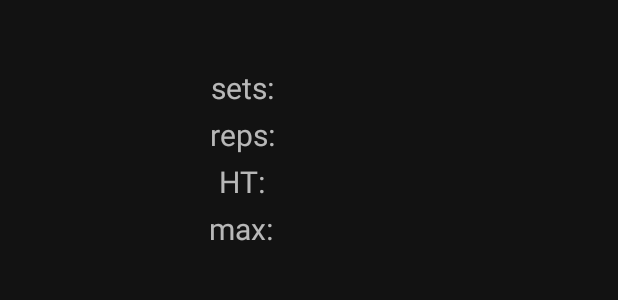
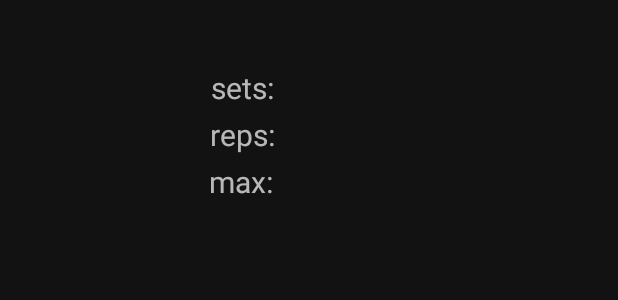
Before and after one commit to DucLongHoang/KIV-MBKZ, an Android app: the layout layout_current_exercise.xml on its own in the app's theme, with its tools: preview values and no code run, on a phone screen of 412 x 824 dp. Shown: the top 300 px of the screen. Run offline under Robolectric (Android 15) with nearby library versions, the phone set to English and light mode, and no system bars.

Commit message:
removed hypertrophy from training + new app icon!!!

```diff
--- a/app/src/main/AndroidManifest.xml
+++ b/app/src/main/AndroidManifest.xml
@@ -6,9 +6,9 @@
 
     <application
         android:allowBackup="true"
-        android:icon="@mipmap/ic_launcher"
+        android:icon="@mipmap/ic_my_icon"
         android:label="@string/app_name"
-        android:roundIcon="@mipmap/ic_launcher_round"
+        android:roundIcon="@mipmap/ic_my_icon_round"
         android:supportsRtl="true"
         android:theme="@style/Theme.FitnessAppTabbed">
         <activity
--- a/app/src/main/java/com/example/fitnessapptabbed/ui/main/middle/TrainingProgressHandler.java
+++ b/app/src/main/java/com/example/fitnessapptabbed/ui/main/middle/TrainingProgressHandler.java
@@ -20,7 +20,6 @@ import java.util.List;
  */
 public class TrainingProgressHandler {
     // Constants
-    private static final double HYPER_TROPHY = 0.8;
     private static final int SET_VIB_DURATION = 100;
     private static final int EX_VIB_DURATION = 400;
 
@@ -37,7 +36,7 @@ public class TrainingProgressHandler {
 
     // View objects
     private final ImageButton ibNext, ibBack;
-    private final TextView tvCurrEx, tvSets, tvReps, tvKgs, tvRecord;
+    private final TextView tvCurrEx, tvSets, tvReps, tvRecord;
 
     /**
      * Constructor for TrainingProgressHandler
@@ -61,7 +60,6 @@ public class TrainingProgressHandler {
         tvCurrEx = fragment.requireActivity().findViewById(R.id.textViewCurrEx);
         tvSets = fragment.requireActivity().findViewById(R.id.textViewSetCounter);
         tvReps = fragment.requireActivity().findViewById(R.id.textViewRepCounter);
-        tvKgs = fragment.requireActivity().findViewById(R.id.textViewIdealWeight);
         tvRecord = fragment.requireActivity().findViewById(R.id.textViewRecord);
 
         EditText editTextKg = fragment.requireActivity().findViewById(R.id.editTextInputWeight);
@@ -158,7 +156,6 @@ public class TrainingProgressHandler {
         tvCurrEx.setText(currExercise.getName().toUpperCase());
         tvSets.setText(setCounter + "/" + currExercise.getSets());
         tvReps.setText("" + currExercise.getReps());
-        tvKgs.setText(round(currRecord * HYPER_TROPHY) + " kg");
         tvRecord.setText(currRecord + " kg");
     }
 
--- a/app/src/main/res/layout/layout_current_exercise.xml
+++ b/app/src/main/res/layout/layout_current_exercise.xml
@@ -87,32 +87,6 @@
             <TextView
                 android:layout_width="wrap_content"
                 android:layout_height="wrap_content"
-                android:gravity="center"
-                android:layout_weight="1"
-                android:text="@string/hyper_trophy"
-                android:textSize="20sp"/>
-
-            <TextView
-                android:id="@+id/textViewIdealWeight"
-                android:layout_width="wrap_content"
-                android:layout_height="wrap_content"
-                android:gravity="center"
-                android:layout_weight="1"
-                android:textSize="20sp"/>
-
-        </TableRow>
-
-        <TableRow
-            android:layout_width="match_parent"
-            android:layout_height="wrap_content"
-            android:layout_marginTop="2dp"
-            android:layout_marginBottom="2dp"
-            android:gravity="center"
-            android:weightSum="4">
-
-            <TextView
-                android:layout_width="wrap_content"
-                android:layout_height="wrap_content"
                 android:layout_weight="1"
                 android:gravity="center"
                 android:text="@string/personal_best"
--- /dev/null
+++ b/app/src/main/res/mipmap-anydpi-v26/ic_my_icon.xml
@@ -0,0 +1,5 @@
+<?xml version="1.0" encoding="utf-8"?>
+<adaptive-icon xmlns:android="http://schemas.android.com/apk/res/android">
+    <background android:drawable="@color/ic_my_icon_background"/>
+    <foreground android:drawable="@drawable/ic_my_icon_foreground"/>
+</adaptive-icon>
--- /dev/null
+++ b/app/src/main/res/mipmap-anydpi-v26/ic_my_icon_round.xml
@@ -0,0 +1,5 @@
+<?xml version="1.0" encoding="utf-8"?>
+<adaptive-icon xmlns:android="http://schemas.android.com/apk/res/android">
+    <background android:drawable="@color/ic_my_icon_background"/>
+    <foreground android:drawable="@drawable/ic_my_icon_foreground"/>
+</adaptive-icon>
--- /dev/null
+++ b/app/src/main/res/values/ic_my_icon_background.xml
@@ -0,0 +1,4 @@
+<?xml version="1.0" encoding="utf-8"?>
+<resources>
+    <color name="ic_my_icon_background">#EEBB13</color>
+</resources>
```
Also changed, not shown: app/src/main/res/drawable/ic_my_icon_foreground.xml (added, +15 -0 lines), app/src/main/ic_my_icon-playstore.png (added), app/src/main/res/mipmap-hdpi/ic_my_icon.png (added), app/src/main/res/mipmap-hdpi/ic_my_icon_round.png (added), app/src/main/res/mipmap-mdpi/ic_my_icon.png (added), app/src/main/res/mipmap-mdpi/ic_my_icon_round.png (added), app/src/main/res/mipmap-xhdpi/ic_my_icon.png (added), app/src/main/res/mipmap-xhdpi/ic_my_icon_round.png (added), app/src/main/res/mipmap-xxhdpi/ic_my_icon.png (added), app/src/main/res/mipmap-xxhdpi/ic_my_icon_round.png (added), app/src/main/res/mipmap-xxxhdpi/ic_my_icon.png (added), app/src/main/res/mipmap-xxxhdpi/ic_my_icon_round.png (added).
